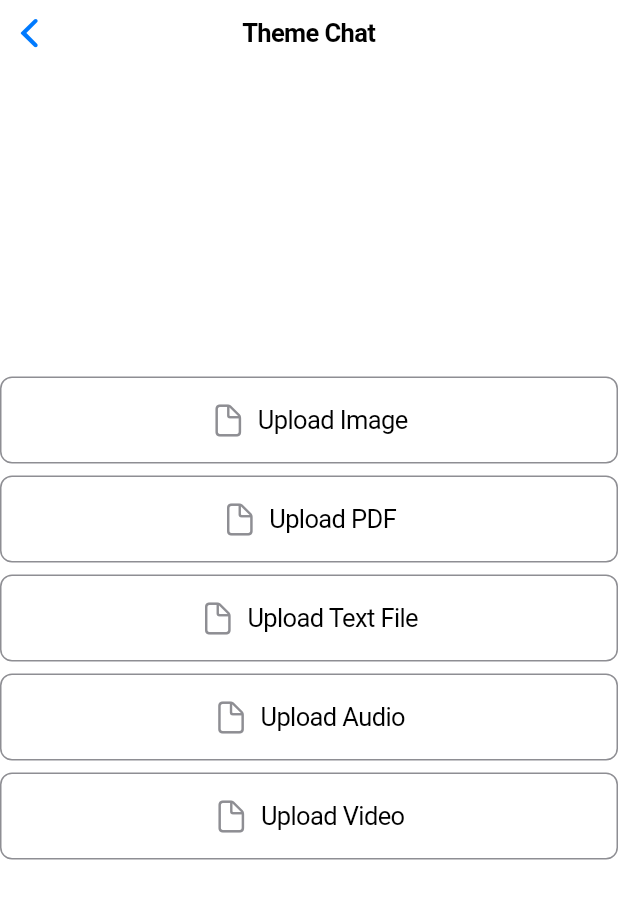
After one commit to pynolo/chatsage_app, a Flutter app: the ThemePage screen opened by its route, on a phone screen of 412 x 824 dp. The commit adds this screen. Shown: the top 899 px of the screen. Run offline on Flutter 3.47's test engine with Material 3 defaults, Android fonts, the phone set to English and light mode, and no system bars; our stand-ins replace file_picker.

Commit message:
Evaluating file upload

```diff
--- a/lib/attitude_page.dart
+++ b/lib/attitude_page.dart
@@ -64,7 +64,7 @@ class _AttitudePageState extends State<AttitudePage> {
                               Navigator.pop(context);
                               Navigator.pushNamedAndRemoveUntil(
                                 context,
-                                '/chat',
+                                '/theme',
                                 (route) => false,
                               );
                             },
--- /dev/null
+++ b/lib/business/file_content.dart
@@ -0,0 +1,13 @@
+import 'dart:typed_data';
+
+class FileContent {
+  final String fileName;
+  final String mimeType;
+  final Uint8List bytes;
+
+  FileContent({
+    required this.fileName,
+    required this.mimeType,
+    required this.bytes,
+  });
+}
--- a/lib/main.dart
+++ b/lib/main.dart
@@ -1,7 +1,9 @@
 import 'package:flutter/cupertino.dart';
 //import 'package:flutter/material.dart';
+import 'enum.dart';
 import 'attitude_page.dart';
 import 'chat_page.dart';
+import 'theme_page.dart';
 
 void main() {
   runApp(const ThemeChatApp());
@@ -10,11 +12,13 @@ void main() {
 class ThemeChatApp extends StatelessWidget {
   const ThemeChatApp({super.key});
 
-  final AttitudePage attitudePage = const AttitudePage(
-    title: 'Theme Chat Attitude',
+  final AttitudePage attitudePage = const AttitudePage(title: 'Chat Attitude');
+  final ThemePage themePage = const ThemePage(title: 'Chat Theme');
+  final ChatPage chatPage = const ChatPage(
+    title: 'Theme Chat',
+    attitude: Attitude.kind,
+    assistantId: null,
   );
-
-  final ChatPage chatPage = const ChatPage(title: 'Theme Chat');
 
   // This widget is the root of your application.
   @override
@@ -25,6 +29,7 @@ class ThemeChatApp extends StatelessWidget {
       routes: {
         '/': (context) => attitudePage,
         '/attitude': (context) => attitudePage,
+        '/theme': (context) => themePage,
         '/chat': (context) => chatPage,
       },
 
--- /dev/null
+++ b/lib/theme_page.dart
@@ -0,0 +1,59 @@
+import 'package:flutter/cupertino.dart';
+import 'widgets/file_upload_button.dart';
+import 'business/file_content.dart';
+
+class ThemePage extends StatefulWidget {
+  const ThemePage({super.key, required this.title});
+
+  final String title;
+
+  @override
+  State<ThemePage> createState() => _ThemePageState();
+}
+
+class _ThemePageState extends State<ThemePage> {
+  final List<FileContent> _files = [];
+
+  @override
+  Widget build(BuildContext context) {
+    return CupertinoPageScaffold(
+      navigationBar: CupertinoNavigationBar(middle: Text('Theme Chat')),
+      child: Center(
+        child: Column(
+          mainAxisAlignment: MainAxisAlignment.center,
+          children: [
+            FileUploadButton(
+              label: 'Upload Image',
+              type: 'jpg',
+              onFileSelected: (file) => setState(() => _files.add(file)),
+            ),
+            const SizedBox(height: 8),
+            FileUploadButton(
+              label: 'Upload PDF',
+              type: 'pdf',
+              onFileSelected: (file) => setState(() => _files.add(file)),
+            ),
+            const SizedBox(height: 8),
+            FileUploadButton(
+              label: 'Upload Text File',
+              type: 'txt',
+              onFileSelected: (file) => setState(() => _files.add(file)),
+            ),
+            const SizedBox(height: 8),
+            FileUploadButton(
+              label: 'Upload Audio',
+              type: 'mp3',
+              onFileSelected: (file) => setState(() => _files.add(file)),
+            ),
+            const SizedBox(height: 8),
+            FileUploadButton(
+              label: 'Upload Video',
+              type: 'mp4',
+              onFileSelected: (file) => setState(() => _files.add(file)),
+            ),
+          ],
+        ),
+      ),
+    );
+  }
+}
--- a/lib/widgets/chat_text_field.dart
+++ b/lib/widgets/chat_text_field.dart
@@ -54,8 +54,8 @@ class _ChatTextFieldState extends State<ChatTextField> {
           const SizedBox(width: 8),
           CupertinoButton(
             padding: EdgeInsets.zero,
+            onPressed: _handleSubmit,
             child: const Icon(CupertinoIcons.arrow_up_circle_fill),
-            onPressed: _handleSubmit,
           ),
         ],
       ),
--- /dev/null
+++ b/lib/widgets/file_upload_button.dart
@@ -0,0 +1,56 @@
+import 'package:flutter/cupertino.dart';
+import 'package:file_picker/file_picker.dart';
+import '../business/file_content.dart';
+
+class FileUploadButton extends StatelessWidget {
+  final String label;
+  final String? type;
+  final Function(FileContent) onFileSelected;
+
+  const FileUploadButton({
+    super.key,
+    required this.label,
+    this.type,
+    required this.onFileSelected,
+  });
+
+  Future<void> _pickFile() async {
+    final result = await FilePicker.platform.pickFiles(
+      type: type == null ? FileType.any : FileType.custom,
+      allowedExtensions: type == null ? null : [type!],
+    );
+
+    if (result != null) {
+      final file = result.files.first;
+      onFileSelected(
+        FileContent(
+          fileName: file.name,
+          mimeType: file.extension ?? 'application/octet-stream',
+          bytes: file.bytes!,
+        ),
+      );
+    }
+  }
+
+  @override
+  Widget build(BuildContext context) {
+    return GestureDetector(
+      onTap: _pickFile,
+      child: Container(
+        padding: const EdgeInsets.all(16),
+        decoration: BoxDecoration(
+          border: Border.all(color: CupertinoColors.systemGrey),
+          borderRadius: BorderRadius.circular(8),
+        ),
+        child: Row(
+          mainAxisAlignment: MainAxisAlignment.center,
+          children: [
+            Icon(CupertinoIcons.doc, color: CupertinoColors.systemGrey),
+            const SizedBox(width: 8),
+            Text(label),
+          ],
+        ),
+      ),
+    );
+  }
+}
--- a/pubspec.yaml
+++ b/pubspec.yaml
@@ -30,9 +30,7 @@ environment:
 dependencies:
   flutter:
     sdk: flutter
-
-  # The following adds the Cupertino Icons font to your application.
-  # Use with the CupertinoIcons class for iOS style icons.
+  http: ^1.2.0
   cupertino_icons: ^1.0.8
 
 dev_dependencies:
@@ -55,7 +53,7 @@ flutter:
   # The following line ensures that the Material Icons font is
   # included with your application, so that you can use the icons in
   # the material Icons class.
-  uses-material-design: true
+  #uses-material-design: true
 
   # To add assets to your application, add an assets section, like this:
   # assets:
```
Also changed, not shown: lib/business/api_connector.dart (added, +67 -0 lines), lib/business/api_dto.dart (added, +101 -0 lines), lib/chat_page.dart (+61 -10 lines), pubspec.lock.
